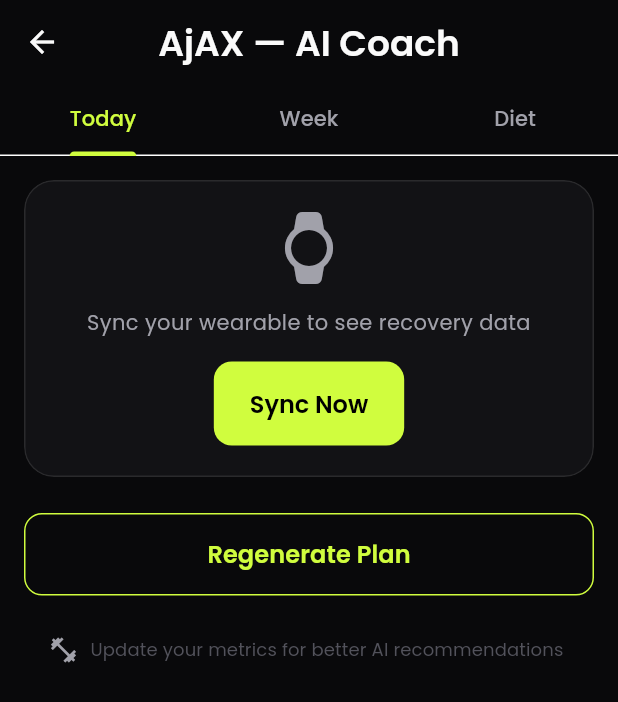
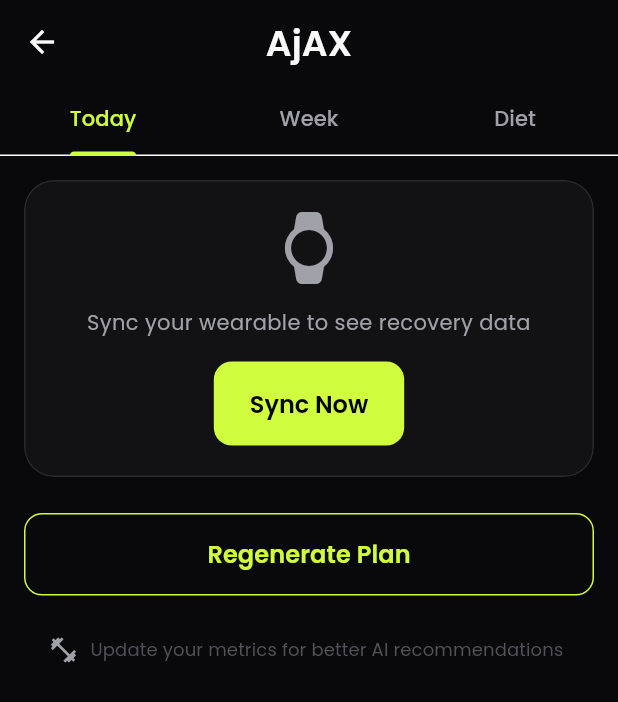
Before and after one commit to mindmonkey2/spring_health, a Flutter app: the AiCoachScreen screen opened directly with empty values, on a phone screen of 412 x 824 dp. Shown: the top 702 px of the screen. Run offline on Flutter 3.47's test engine with Material 3 defaults, Android fonts, the phone set to English and light mode, and no system bars; our stand-ins replace cloud_firestore, connectivity_plus, csv, firebase_ai, firebase_auth, firebase_core and 16 more; missing offline and left inert: health, mailer, mobile_scanner, razorpay_flutter; accounts and stored records are empty.

Commit message:
feat(member): rename ai-coach nav label and screen title to AjAX
Co-authored-by: mindmonkey2 <140203535+mindmonkey2@users.noreply.github.com>

```diff
--- a/spring_health_member_app/lib/screens/ai_coach/ai_coach_screen.dart
+++ b/spring_health_member_app/lib/screens/ai_coach/ai_coach_screen.dart
@@ -180,7 +180,7 @@ class _AiCoachScreenState extends State<AiCoachScreen> {
         backgroundColor: AppColors.backgroundBlack,
         appBar: AppBar(
           backgroundColor: AppColors.backgroundBlack,
-          title: Text('AjAX — AI Coach', style: AppTextStyles.heading2),
+          title: Text('AjAX', style: AppTextStyles.heading2),
           bottom: const TabBar(
             indicatorColor: AppColors.neonLime,
             labelColor: AppColors.neonLime,
--- a/spring_health_member_app/lib/screens/main_screen.dart
+++ b/spring_health_member_app/lib/screens/main_screen.dart
@@ -56,7 +56,7 @@ class _MainScreenState extends State<MainScreen> with WidgetsBindingObserver {
       Icons.fitness_center_outlined,
       'Train',
     ),
-    _NavItem(Icons.smart_toy_rounded, Icons.smart_toy_outlined, 'AI Coach'),
+    _NavItem(Icons.smart_toy_rounded, Icons.smart_toy_outlined, 'AjAX'),
     _NavItem(
       Icons.notifications_rounded,
       Icons.notifications_outlined,
```
